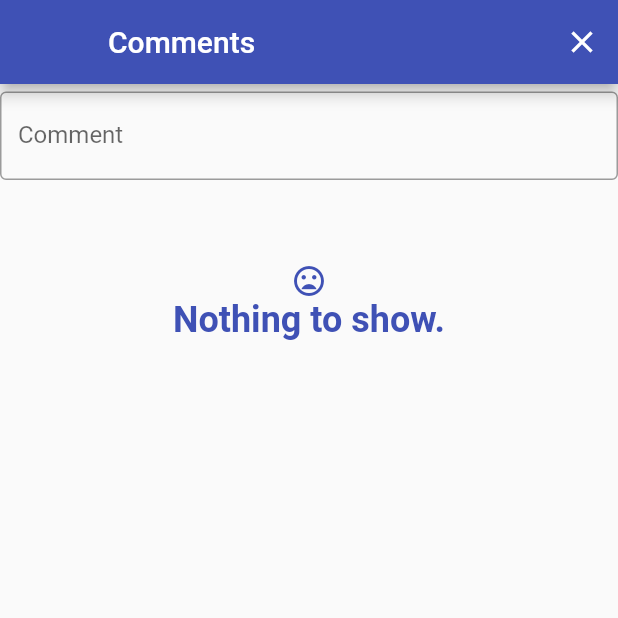
After one commit to Descrout/flutter-blog, a Flutter app: the CommentsPage screen opened by its route, on a phone screen of 412 x 824 dp, the top half of it. The commit adds this screen. Run offline on Flutter 3.47's test engine with Material 2 defaults, Android fonts, the phone set to English and light mode, and no system bars; our stand-ins replace shared_preferences; accounts and stored records are empty; network calls fail.

Commit message:
implements commenting

```diff
--- a/lib/blog_api.dart
+++ b/lib/blog_api.dart
@@ -3,6 +3,7 @@ import 'package:http/http.dart' as http;
 import 'dart:convert' as convert;
 import 'globals.dart';
 import 'models/article.dart';
+import 'models/comment.dart';
 import 'models/user.dart';
 
 abstract class Blog {
@@ -11,8 +12,33 @@ abstract class Blog {
       return Article.fromJson(json) as T;
     } else if (T == User) {
       return User.fromJson(json) as T;
+    } else if (T == Comment) {
+      return Comment.fromJson(json) as T;
     }
     throw "Invalid model type $T";
+  }
+
+  static Future<Item<Comment>> sendComment(int articleID, String msg) async {
+    try {
+      final uri = Uri.http(Globals.SERVER, '/api/comments/$articleID');
+      final res = await http.post(uri,
+          headers: {
+            'content-type': 'application/json',
+            'Accept': 'application/json',
+            'Authorization': 'Bearer ${Globals.shared.token}',
+          },
+          body: convert.jsonEncode({'body': msg}));
+
+      final parsed = convert.jsonDecode(res.body);
+      if (res.statusCode == 201) {
+        return Item(data: Comment.fromJson(parsed));
+      } else if (res.statusCode == 401) {
+        throw Exception('You must login to send a comment.');
+      }
+      throw Exception(parsed['error'] ?? 'Unknown error while commenting.');
+    } catch (e) {
+      return Item(error: e.toString().split(':')[1]);
+    }
   }
 
   static Future<Item<FavResponse>> toggleFavorite(int articleID) async {
@@ -26,11 +52,13 @@ abstract class Blog {
       final parsed = convert.jsonDecode(res.body);
       if (res.statusCode == 200) {
         return Item(data: FavResponse.fromJson(parsed));
+      } else if (res.statusCode == 401) {
+        throw Exception('You must login to favorite an article.');
       }
       throw Exception(
           parsed['error'] ?? 'Unknown error while favorite toggle.');
     } catch (e) {
-      return Item(error: e.toString());
+      return Item(error: e.toString().split(':')[1]);
     }
   }
 
--- /dev/null
+++ b/lib/providers/comments_provider.dart
@@ -0,0 +1,76 @@
+import 'package:flutter/widgets.dart';
+import 'package:flutter_blog/blog_api.dart';
+import 'package:flutter_blog/models/comment.dart';
+import 'package:flutter_blog/utils/query_params.dart';
+
+class CommentsProvider with ChangeNotifier {
+  final int articleID;
+  List<Comment> _comments = List<Comment>();
+  int _lastCount;
+  int _page = 1;
+
+  int get length => _comments.length;
+  bool get isEmpty => _comments.isEmpty;
+  int get listLength => _comments.length + (hasMore ? 1 : 0);
+  bool get hasMore => _lastCount == 10;
+
+  String sendError;
+
+  Comment operator [](int i) => _comments[i];
+
+  TextEditingController controller = TextEditingController();
+
+  CommentsProvider(this.articleID) {
+    fetch();
+  }
+
+  extend() async {
+    _page += 1;
+    await fetch();
+  }
+
+  Future<void> refresh() async {
+    _lastCount = 0;
+    _page = 1;
+    _comments.clear();
+    await fetch();
+  }
+
+  Future<void> sendComment(String msg) async {
+    if (msg.length < 1) {
+      sendError = "Can't be empty";
+      notifyListeners();
+      return;
+    }
+
+    final comment = await Blog.sendComment(articleID, msg);
+    controller.clear();
+
+    if (comment.success) {
+      sendError = null;
+      await refresh();
+    } else {
+      sendError = comment.error;
+      notifyListeners();
+    }
+  }
+
+  Future<void> fetch() async {
+    final itemsResponse = await Blog.getList<Comment>(
+        "/api/comments/$articleID", QueryParams()..page = _page);
+    if (!itemsResponse.success) {
+      print('Error while getting a comment page : ${itemsResponse.error}');
+      return;
+    }
+
+    _lastCount = itemsResponse.data.length;
+    _comments.addAll(itemsResponse.data);
+    notifyListeners();
+  }
+
+  @override
+  void dispose() {
+    super.dispose();
+    controller.dispose();
+  }
+}
--- a/lib/providers/list_provider.dart
+++ b/lib/providers/list_provider.dart
@@ -26,7 +26,7 @@ class ListProvider<T> with ChangeNotifier {
 
   bool get filtered => _dateFiltered || _orderFiltered || _searchFiltered;
 
-  int get listLength => _items.length + (this.hasMore ? 1 : 0);
+  int get listLength => _items.length + (hasMore ? 1 : 0);
 
   bool get hasMore => _lastCount == _itemCapacity;
 
@@ -93,10 +93,9 @@ class ListProvider<T> with ChangeNotifier {
   }
 
   Future<void> refresh() async {
-    this._lastCount = 0;
+    _lastCount = 0;
     _params.page = 1;
     _items.clear();
-    notifyListeners();
     await fetch();
   }
 
@@ -107,7 +106,7 @@ class ListProvider<T> with ChangeNotifier {
       return;
     }
 
-    this._lastCount = itemsResponse.data.length;
+    _lastCount = itemsResponse.data.length;
     _items.addAll(itemsResponse.data);
     notifyListeners();
   }
--- /dev/null
+++ b/lib/views/comments_page.dart
@@ -0,0 +1,78 @@
+import 'package:flutter/material.dart';
+import 'package:flutter_blog/providers/comments_provider.dart';
+import 'package:flutter_blog/utils/styles.dart';
+import 'package:flutter_blog/widgets/comment_item.dart';
+import 'package:provider/provider.dart';
+
+class CommentsPage extends StatelessWidget {
+  const CommentsPage({Key key}) : super(key: key);
+
+  @override
+  Widget build(BuildContext context) {
+    final comments = Provider.of<CommentsProvider>(context);
+    return Scaffold(
+      appBar: AppBar(
+        leading: SizedBox.shrink(),
+        title: Text("Comments"),
+        actions: [
+          IconButton(
+              icon: Icon(Icons.close),
+              onPressed: () {
+                Navigator.of(context).pop();
+              }),
+        ],
+      ),
+      body: Column(
+        children: [
+          SizedBox(height: 5),
+          TextFormField(
+            controller: comments.controller,
+            decoration: Styles.input.copyWith(
+                hintText: 'Comment',
+                labelText: 'Comment',
+                errorText: comments.sendError),
+            onFieldSubmitted:
+                Provider.of<CommentsProvider>(context, listen: false)
+                    .sendComment,
+          ),
+          SizedBox(height: 5),
+          Expanded(
+            child: RefreshIndicator(
+                child: _buildItems(comments),
+                onRefresh: Provider.of<CommentsProvider>(context, listen: false)
+                    .refresh),
+          )
+        ],
+      ),
+    );
+  }
+
+  Widget _buildItems(CommentsProvider comments) {
+    if (comments.isEmpty) {
+      return ListView(
+        children: [
+          SizedBox(height: 50),
+          Center(child: Icon(Icons.mood_bad, color: Colors.indigo)),
+          Center(
+              child: Text(
+            "Nothing to show.",
+            style: TextStyle(
+                fontWeight: FontWeight.bold,
+                fontSize: 24,
+                color: Colors.indigo),
+          )),
+        ],
+      );
+    }
+    return ListView.separated(
+        itemBuilder: (ctx, i) {
+          if (i < comments.length) {
+            return CommentItem(comments[i]);
+          }
+          comments.extend();
+          return Center(child: CircularProgressIndicator());
+        },
+        separatorBuilder: (ctx, i) => Divider(),
+        itemCount: comments.listLength);
+  }
+}
--- a/lib/views/routes.dart
+++ b/lib/views/routes.dart
@@ -1,10 +1,12 @@
 import 'package:flutter/material.dart';
 import 'package:flutter/widgets.dart';
 import 'package:flutter_blog/providers/article_provider.dart';
+import 'package:flutter_blog/providers/comments_provider.dart';
 import 'package:flutter_blog/views/article_page.dart';
 import 'package:flutter_blog/views/landing_page.dart';
 import 'package:flutter_blog/views/login_page.dart';
 import 'package:flutter_blog/views/users_page.dart';
+import 'package:flutter_blog/views/comments_page.dart';
 import 'package:provider/provider.dart';
 
 abstract class Routes {
@@ -13,6 +15,7 @@ abstract class Routes {
   static const Users = '/users';
   static const Contact = '/contact';
   static const Article = '/article';
+  static const Comments = '/comments';
   static const User = '/user';
 
   static const KEYNAMES = [
@@ -35,6 +38,11 @@ abstract class Routes {
               create: (ctx) => ArticleProvider(settings.arguments as int),
               child: ArticlePage(),
             );
+          case Comments:
+            return ChangeNotifierProvider(
+              create: (ctx) => CommentsProvider(settings.arguments as int),
+              child: CommentsPage(),
+            );
           default:
             return _routes[settings.name];
         }
--- /dev/null
+++ b/lib/widgets/comment_item.dart
@@ -0,0 +1,36 @@
+import 'package:flutter/material.dart';
+import 'package:flutter_blog/models/comment.dart';
+
+class CommentItem extends StatelessWidget {
+  final Comment comment;
+
+  const CommentItem(this.comment);
+
+  @override
+  Widget build(BuildContext context) {
+    return ListTile(
+      leading: leading(comment.user.getImageURL),
+      title: Text.rich(
+        TextSpan(
+          text: comment.user.name,
+          children: [
+            TextSpan(
+              text: ' · ${comment.createdAt.passedSinceStr()} ago',
+              style: TextStyle(fontSize: 11, color: Colors.grey),
+            )
+          ],
+        ),
+      ),
+      subtitle: Text('\n${comment.body}'),
+    );
+  }
+
+  Widget leading(String url) {
+    return Padding(
+      padding: const EdgeInsets.all(8.0),
+      child: CircleAvatar(
+        backgroundImage: NetworkImage(url),
+      ),
+    );
+  }
+}
```
Also changed, not shown: lib/providers/article_provider.dart (+9 -3 lines), lib/views/article_page.dart (+27 -7 lines).
